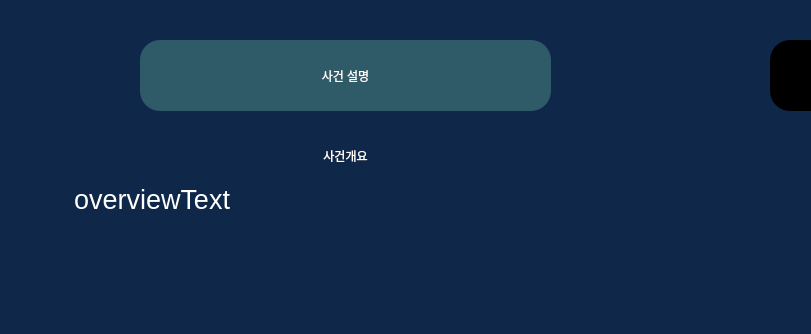
Before: the Qt Designer form core/ui/qt_designer/generateWindow.ui in Apex-LogiCourt/pi5-local-app, drawn with Qt 5; both pictures show x 0 to 811 and y 0 to 334 of the 1280 by 720 pixel window.
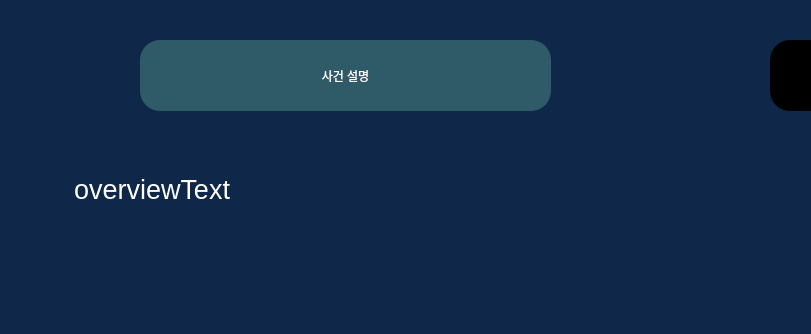
After: the same form once the commit is applied. Icons and pictures are not drawn.

Commit message: refactor: generateWindow UI 수정

```diff
--- a/core/ui/qt_designer/generateWindow.ui
+++ b/core/ui/qt_designer/generateWindow.ui
@@ -112,28 +112,6 @@
     <set>Qt::AlignCenter</set>
    </property>
   </widget>
-  <widget class="QLabel" name="overviewTitleLabel">
-   <property name="geometry">
-    <rect>
-     <x>20</x>
-     <y>140</y>
-     <width>651</width>
-     <height>31</height>
-    </rect>
-   </property>
-   <property name="styleSheet">
-    <string notr="true">QLabel{
-	color: rgb(255, 255, 255);
-	font: 20pt &quot;나눔고딕 ExtraBold&quot;;
-}</string>
-   </property>
-   <property name="text">
-    <string>사건개요</string>
-   </property>
-   <property name="alignment">
-    <set>Qt::AlignCenter</set>
-   </property>
-  </widget>
   <widget class="QTextBrowser" name="overviewText">
    <property name="enabled">
     <bool>true</bool>
@@ -141,9 +119,9 @@
    <property name="geometry">
     <rect>
      <x>70</x>
-     <y>180</y>
+     <y>170</y>
      <width>551</width>
-     <height>511</height>
+     <height>521</height>
     </rect>
    </property>
    <property name="styleSheet">
@@ -175,8 +153,8 @@
     <string>&lt;!DOCTYPE HTML PUBLIC &quot;-//W3C//DTD HTML 4.0//EN&quot; &quot;http://www.w3.org/TR/REC-html40/strict.dtd&quot;&gt;
 &lt;html&gt;&lt;head&gt;&lt;meta name=&quot;qrichtext&quot; content=&quot;1&quot; /&gt;&lt;style type=&quot;text/css&quot;&gt;
 p, li { white-space: pre-wrap; }
-&lt;/style&gt;&lt;/head&gt;&lt;body style=&quot; font-family:'나눔고딕'; font-size:20pt; font-weight:400; font-style:normal;&quot;&gt;
-&lt;p style=&quot; margin-top:13px; margin-bottom:13px; margin-left:0px; margin-right:0px; -qt-block-indent:0; text-indent:0px;&quot;&gt;overviewText&lt;/p&gt;&lt;/body&gt;&lt;/html&gt;</string>
+&lt;/style&gt;&lt;/head&gt;&lt;body style=&quot; font-family:'나눔고딕'; font-size:14pt; font-weight:400; font-style:normal;&quot;&gt;
+&lt;p style=&quot; margin-top:13px; margin-bottom:13px; margin-left:0px; margin-right:0px; -qt-block-indent:0; text-indent:0px;&quot;&gt;&lt;span style=&quot; font-size:20pt;&quot;&gt;overviewText&lt;/span&gt;&lt;/p&gt;&lt;/body&gt;&lt;/html&gt;</string>
    </property>
    <property name="overwriteMode">
     <bool>false</bool>
```
Left out of the diff: 2 changed lines with no effect on the pictures.
